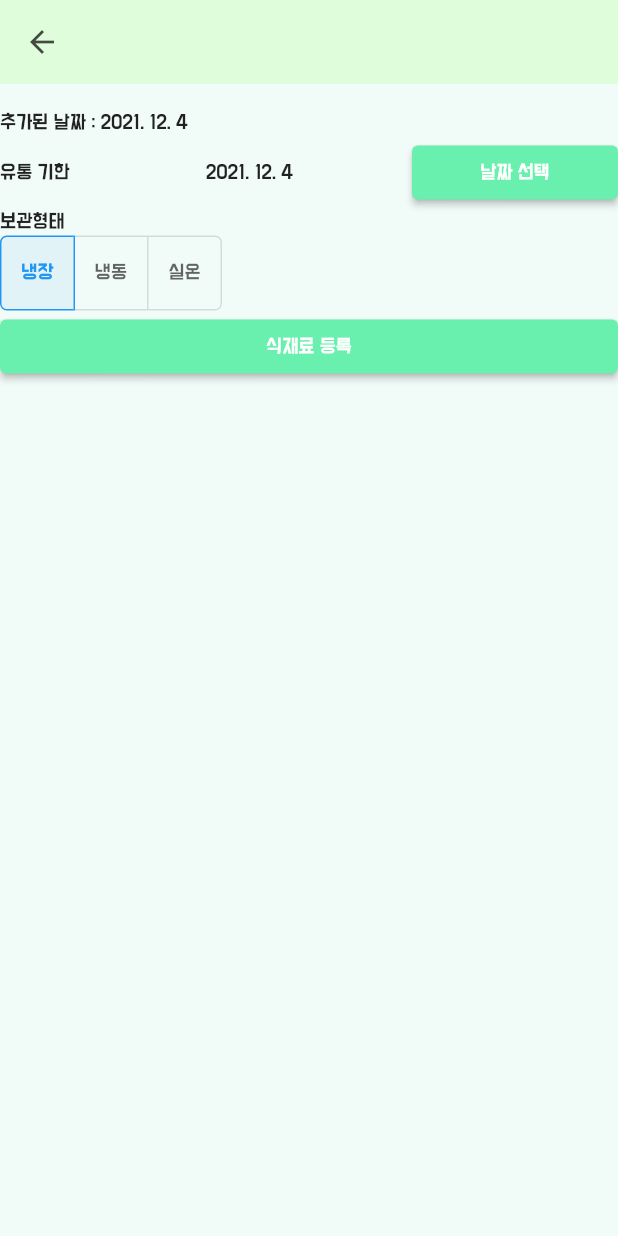
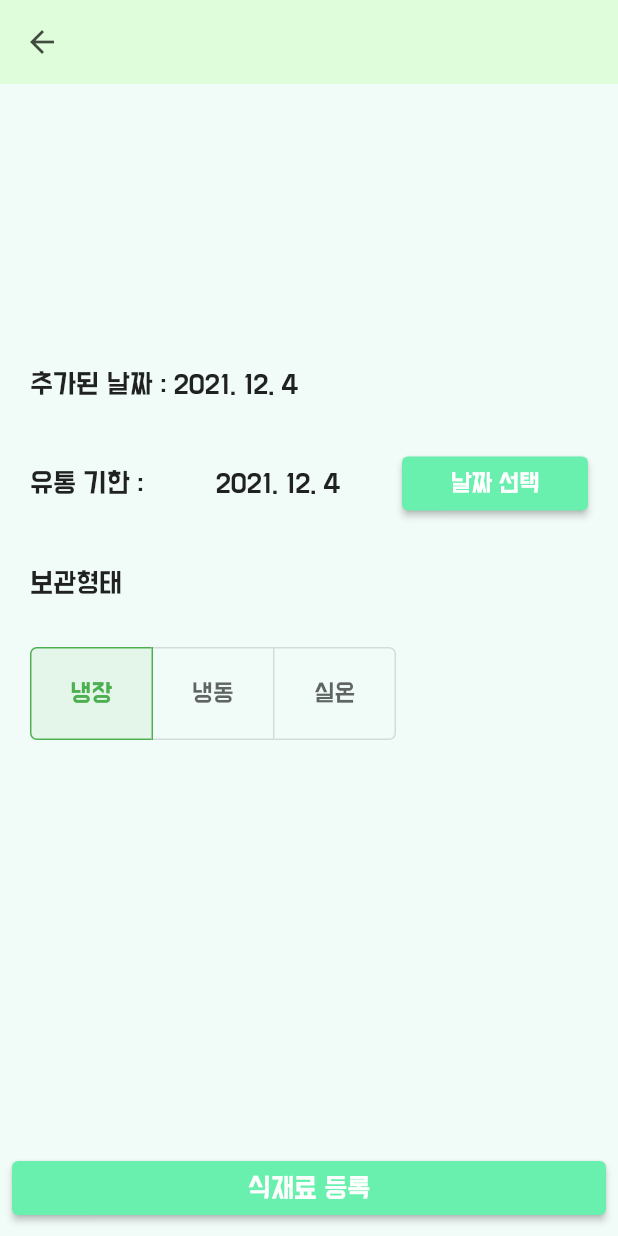
Before and after one commit to joowhan/Uana_project, a Flutter app: the AddRefrigeratorDetailPage screen opened directly with empty values, on a phone screen of 412 x 824 dp. Run offline on Flutter 3.47's test engine with Material 2 defaults, Android fonts, the light colour scheme and no system bars; our stand-ins replace circular_countdown_timer, cloud_firestore, csv, file_picker, firebase_auth, firebase_core and 17 more; missing offline and left inert: cloud_firestore_web, firebase_auth_web, firebase_core_web, firebase_messaging_web, firebase_storage_web, geolocator_web and 5 more; accounts and stored records are empty; network calls fail.

Commit message:
3-1-1. 식재료 등록 상세 페이지 - Appbar 색깔 맞추기 - 텍스트 정렬 및 버튼 색깔 ㅁ자추기 - 달력 색깔 맞추기
3-2. 식재료 상세 페이지
- Appbar 색깔 맞추기
- 텍스트 정렬하기

```diff
--- a/uana_project/lib/add_refrigerator.dart
+++ b/uana_project/lib/add_refrigerator.dart
@@ -51,7 +51,7 @@ class _AddRefrigeratorPageState extends State<AddRefrigeratorPage> {
                     child: Text(
                       food.foodName,
                       style: const TextStyle(
-                        fontSize: 10,
+                        fontSize: 15,
                     ),
                   ),
                 ),
--- a/uana_project/lib/add_refrigerator_detail.dart
+++ b/uana_project/lib/add_refrigerator_detail.dart
@@ -32,7 +32,11 @@ class _AddRefrigeratorDetailPageState extends State<AddRefrigeratorDetailPage> {
       lastDate: DateTime(2025), // 마지막일
       builder: (BuildContext context, Widget? child) {
         return Theme(
-          data: ThemeData.light(),
+          data: ThemeData.light().copyWith(
+            colorScheme: ColorScheme.light(
+              primary: Colors.green,
+            ),
+          ),
           child: child!,
         );
       }
@@ -53,20 +57,53 @@ class _AddRefrigeratorDetailPageState extends State<AddRefrigeratorDetailPage> {
         title: Text(widget.food.foodName),
       ),
 
-      body: ListView(
+      body: Column(
         children: [
-          Text(widget.food.foodName),
+          Expanded(
+            child: Container(
+              padding: const EdgeInsets.all(20.0),
+              child: ListView(
+                children: [
+                  SizedBox(height: 30.0),
 
-          Text('추가된 날짜 : ${DateTime.now().year}. ${DateTime.now().month}. ${DateTime.now().day}'), // 오늘 날짜
+                  SizedBox(
+                    height: MediaQuery.of(context).size.height * (1 / 6),
+                    width: MediaQuery.of(context).size.width,
+                    child: Text(
+                      widget.food.foodName,
+                      style: TextStyle(
+                        fontSize: 30.0,
+                      ),
+                    ),
+                  ),
+
+
+                  Text(
+                    '추가된 날짜 : ${DateTime.now().year}. ${DateTime.now().month}. ${DateTime.now().day}',
+                    style: TextStyle(
+                      fontSize: 20.0,
+                    ),
+                  ), // 오늘 날짜
+
+                  SizedBox(height: 30.0),
 
                   Row(
                     children: [
                       Expanded(
-                child: Text('유통 기한'),
+                        child: Text('유통 기한 : ',
+                          style: TextStyle(
+                            fontSize: 20.0,
+                          ),
+                        ),
                       ),
 
                       Expanded(
-                child: Text('${_selectedTime!.year}. ${_selectedTime!.month}. ${_selectedTime!.day}'), // 유통 기한
+                        child: Text(
+                          '${_selectedTime!.year}. ${_selectedTime!.month}. ${_selectedTime!.day}',
+                          style: TextStyle(
+                            fontSize: 20.0,
+                          ),
+                        ), // 유통 기한
                       ),
 
                       Expanded(
@@ -74,23 +111,28 @@ class _AddRefrigeratorDetailPageState extends State<AddRefrigeratorDetailPage> {
                           onPressed: () {
                             showDatePickerPop(); // Date picker 띄우기
                           },
-                  child: const Text('날짜 선택'),
+                          child: const Text('날짜 선택',
+                            style: TextStyle(
+                              fontSize: 18.0,
+                            ),
+                          ),
                         ),
                       ),
                     ],
                   ),
 
-          Text('보관형태'),
+                  SizedBox(height: 30.0),
+
+                  const Text(
+                    '보관형태',
+                    style: TextStyle(
+                      fontSize: 20.0,
+                    ),
+                  ),
+
+                  SizedBox(height: 30.0),
 
                   ToggleButtons( // 냉장 / 냉동 / 실온 토글버튼
-            color: Colors.black.withOpacity(0.60),
-            selectedColor: Colors.blue,
-            selectedBorderColor: Colors.blue,
-            fillColor: Colors.blue.withOpacity(0.08),
-            splashColor: Colors.blue.withOpacity(0.12),
-            hoverColor: Colors.blue.withOpacity(0.04),
-            borderRadius: BorderRadius.circular(4.0),
-
                     onPressed: (int index) {
                       setState(() {
                         for(int i = 0; i < isSelected.length; i++) { // 세 개 중 하나만 선택되도록 (라디오 버튼 처럼)
@@ -106,13 +148,37 @@ class _AddRefrigeratorDetailPageState extends State<AddRefrigeratorDetailPage> {
                     isSelected: isSelected,
 
                     children: const [
-              Text('냉장'),
-              Text('냉동'),
-              Text('실온'),
+                      Text(
+                        '냉장',
+                        style: TextStyle(
+                          fontSize: 18.0,
+                        ),
+                      ),
+                      Text(
+                        '냉동',
+                        style: TextStyle(
+                          fontSize: 18.0,
+                        ),
+                      ),
+                      Text(
+                        '실온',
+                        style: TextStyle(
+                          fontSize: 18.0,
+                        ),
+                      ),
                     ],
                   ),
+                ],
+              ),
+            ),
+          ),
 
-          ElevatedButton( // 식재료 등록 버튼
+          Row(
+            children: [
+              Expanded(
+                child: Padding(
+                  padding: const EdgeInsets.all(8.0),
+                  child: ElevatedButton( // 식재료 등록 버튼
                     onPressed: () async {
                       if(isSelected[0] == true) {
                         storageType = "냉장";
@@ -132,9 +198,17 @@ class _AddRefrigeratorDetailPageState extends State<AddRefrigeratorDetailPage> {
                       notificationProvider.expiredNotification(widget.food.foodCode, widget.food.foodName, diff); // 유통기한 일주일 전 알림 등록
                       refrigeratorProvider.downloadUserFoods();
                     },
-            child: Text('식재료 등록'),
+                    child: const Text(
+                      '식재료 등록',
+                      style: TextStyle(
+                        fontSize: 20.0,
                       ),
-
+                    ),
+                  ),
+                ),
+              ),
+            ],
+          ),
         ],
       ),
     );
```
Also changed, not shown: uana_project/lib/app.dart (+18 -0 lines), uana_project/lib/refrigerator.dart (+13 -3 lines), uana_project/lib/refrigerator_detail.dart (+45 -12 lines). Lines whose indentation alone changed are shown as unchanged.
